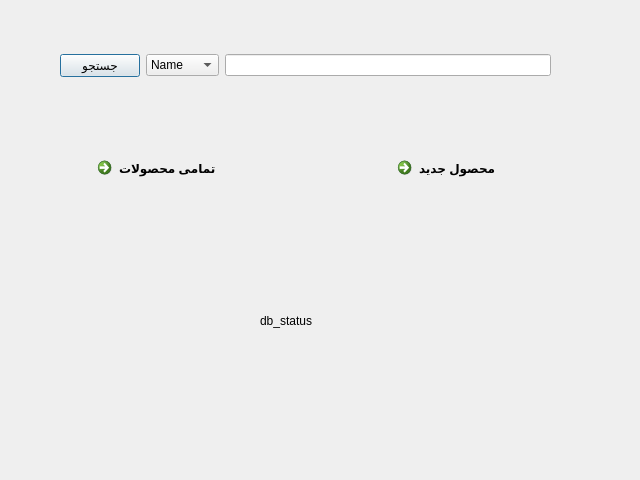
This is index.ui in mmoallemi99/AP-Final-Project as Qt 5 draws it before an edit. The edited form follows.
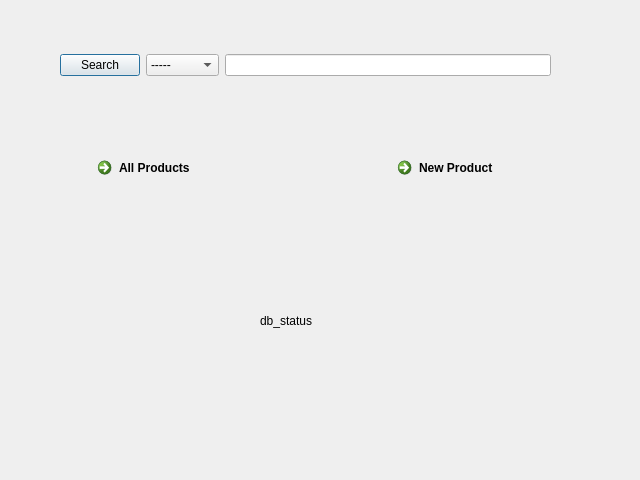
This is the edited form.

What changed in the file:
```diff
--- a/index.ui
+++ b/index.ui
@@ -26,12 +26,17 @@
     <item>
      <widget class="QPushButton" name="search">
       <property name="text">
-       <string>جستجو</string>
+       <string>Search</string>
       </property>
      </widget>
     </item>
     <item>
-     <widget class="QComboBox" name="type_select">
+     <widget class="QComboBox" name="search_by">
+      <item>
+       <property name="text">
+        <string>-----</string>
+       </property>
+      </item>
       <item>
        <property name="text">
         <string>Name</string>
@@ -77,7 +82,7 @@
     </rect>
    </property>
    <property name="text">
-    <string>محصول جدید</string>
+    <string>New Product</string>
    </property>
   </widget>
   <widget class="QCommandLinkButton" name="all_products">
@@ -90,7 +95,7 @@
     </rect>
    </property>
    <property name="text">
-    <string>تمامی محصولات</string>
+    <string>All Products</string>
    </property>
   </widget>
  </widget>
```
